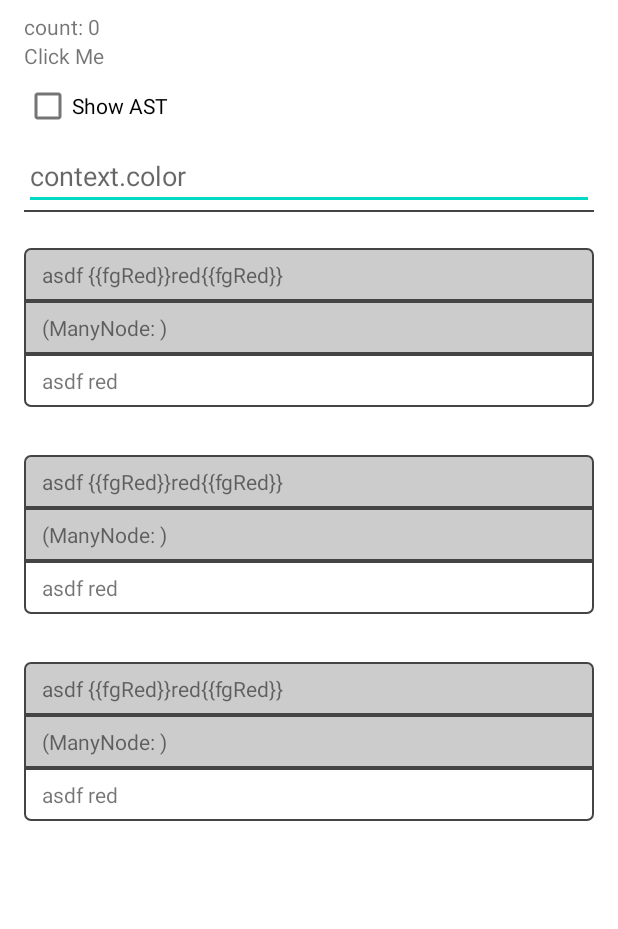
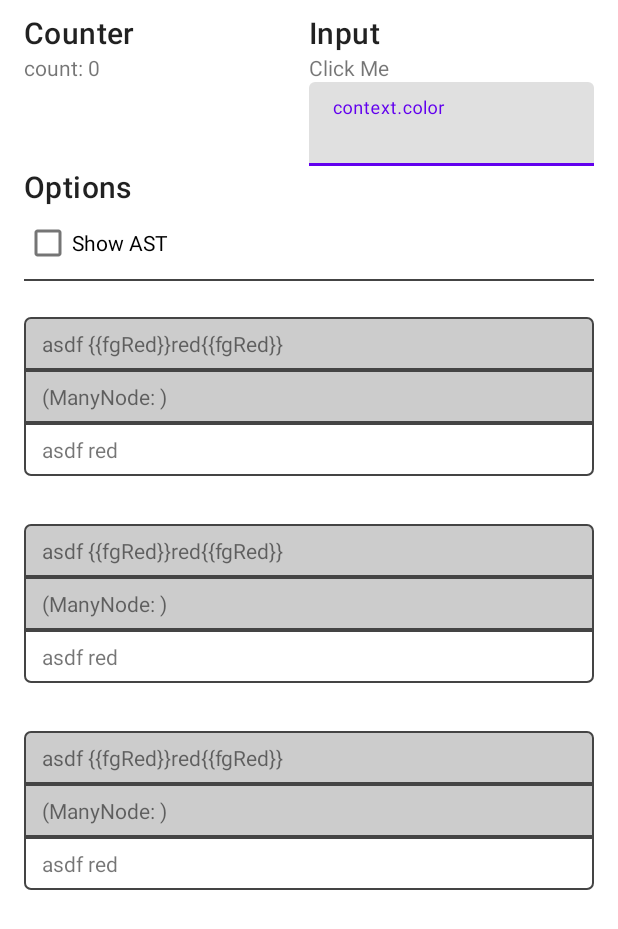
Before and after one commit to copper-leaf/thistle, an Android app: the layout main_fragment.xml on its own in the app's theme, with its tools: preview values and no code run, on a phone screen of 412 x 824 dp. Shown: the top 929 px of the screen. Run offline under Robolectric (Android 15) with nearby library versions, the phone set to English and light mode, and no system bars.

Commit message:
Adds context variable interpolation

```diff
--- a/app/src/main/java/com/copperleaf/thistle/app/ui/main/ExampleAdapter.kt
+++ b/app/src/main/java/com/copperleaf/thistle/app/ui/main/ExampleAdapter.kt
@@ -10,6 +10,7 @@ import kotlin.time.ExperimentalTime
 
 @ExperimentalStdlibApi
 @ExperimentalTime
+@ExperimentalUnsignedTypes
 class ExampleAdapter(
     private var state: MainViewModel.State
 ) : RecyclerView.Adapter<ExampleAdapter.ViewHolder>() {
--- a/app/src/main/java/com/copperleaf/thistle/app/ui/main/InputCache.kt
+++ b/app/src/main/java/com/copperleaf/thistle/app/ui/main/InputCache.kt
@@ -10,6 +10,7 @@ import kotlin.time.measureTime
 
 @ExperimentalStdlibApi
 @ExperimentalTime
+@ExperimentalUnsignedTypes
 data class InputCache(
     val text: String,
     val rootNode: Node,
--- a/app/src/main/res/layout/main_fragment.xml
+++ b/app/src/main/res/layout/main_fragment.xml
@@ -21,31 +21,74 @@
         android:paddingBottom="8dp"
         >
 
+        <LinearLayout
+            android:layout_width="match_parent"
+            android:layout_height="wrap_content"
+            android:orientation="horizontal"
+            android:weightSum="2">
+
+            <LinearLayout
+                android:layout_width="match_parent"
+                android:layout_height="wrap_content"
+                android:orientation="vertical"
+                android:layout_weight="1"
+                >
+                <TextView
+                    style="@style/TextAppearance.MaterialComponents.Headline6"
+                    android:layout_width="match_parent"
+                    android:layout_height="wrap_content"
+                    android:text="Counter"
+                    />
                 <TextView
                     android:id="@+id/tvCounter"
                     android:layout_width="match_parent"
                     android:layout_height="wrap_content"
                     android:text="count: 0"
                     />
+            </LinearLayout>
+            <LinearLayout
+                android:layout_width="match_parent"
+                android:layout_height="wrap_content"
+                android:orientation="vertical"
+                android:layout_weight="1">
                 <TextView
-            android:id="@+id/clickMe"
+                    style="@style/TextAppearance.MaterialComponents.Headline6"
+                    android:layout_width="match_parent"
+                    android:layout_height="wrap_content"
+                    android:text="Input"
+                    />
+                <TextView
+                    android:id="@+id/tvColor"
                     android:layout_width="match_parent"
                     android:layout_height="wrap_content"
                     android:text="Click Me"
                     />
+                <com.google.android.material.textfield.TextInputLayout
+                    android:layout_width="match_parent"
+                    android:layout_height="wrap_content">
+                    <com.google.android.material.textfield.TextInputEditText
+                        android:id="@+id/etContextColor"
+                        android:layout_width="match_parent"
+                        android:layout_height="wrap_content"
+                        android:hint="context.color"/>
+                </com.google.android.material.textfield.TextInputLayout>
+            </LinearLayout>
+        </LinearLayout>
 
+
+
+        <TextView
+            style="@style/TextAppearance.MaterialComponents.Headline6"
+            android:layout_width="match_parent"
+            android:layout_height="wrap_content"
+            android:text="Options"
+            />
         <CheckBox
             android:id="@+id/cbShowAst"
             android:layout_width="match_parent"
             android:layout_height="wrap_content"
             android:text="Show AST"
             />
-
-        <EditText
-            android:id="@+id/etContextColor"
-            android:layout_width="match_parent"
-            android:layout_height="wrap_content"
-            android:hint="context.color"/>
 
         <View
             android:layout_width="match_parent"
--- a/thistle-core/src/commonMain/kotlin/com.copperleaf.thistle/parser/ThistleSyntax.kt
+++ b/thistle-core/src/commonMain/kotlin/com.copperleaf.thistle/parser/ThistleSyntax.kt
@@ -2,6 +2,8 @@ package com.copperleaf.thistle.parser
 
 import com.copperleaf.kudzu.node.Node
 import com.copperleaf.kudzu.parser.Parser
+import com.copperleaf.kudzu.parser.tag.TagBuilder
+import com.copperleaf.thistle.node.ThistleInterpolateNode
 import com.copperleaf.thistle.node.ThistleTagStartNode
 
 @ExperimentalStdlibApi
@@ -11,8 +13,10 @@ interface ThistleSyntax {
 
     fun tagEnd(tagName: String): Parser<Node>
 
+    fun interpolate(): Parser<ThistleInterpolateNode>
+
     companion object {
-        fun builder(block: ThistleSyntaxBuilder.() -> Unit = {}): List<ThistleTagBuilder> {
+        fun builder(block: ThistleSyntaxBuilder.() -> Unit = {}): Pair<TagBuilder<*>, List<ThistleTagBuilder>> {
             return ThistleSyntaxBuilder().apply(block).build()
         }
     }
```
Also changed, not shown: app/src/main/java/com/copperleaf/thistle/app/ui/main/MainFragment.kt (+12 -6 lines), app/src/main/java/com/copperleaf/thistle/app/ui/main/MainViewModel.kt (+22 -8 lines), app/src/main/java/com/copperleaf/thistle/app/ui/main/MainViewModelFactory.kt (+27 -3 lines), thistle-core/src/commonMain/kotlin/com.copperleaf.thistle/node/ThistleInterpolateNode.kt (added, +22 -0 lines), thistle-core/src/commonMain/kotlin/com.copperleaf.thistle/parser/DefaultThistleSyntax.kt (+22 -0 lines), thistle-core/src/commonMain/kotlin/com.copperleaf.thistle/parser/ThistleParser.kt (+5 -2 lines), thistle-core/src/commonMain/kotlin/com.copperleaf.thistle/parser/ThistleSyntaxBuilder.kt (+31 -2 lines), thistle-core/src/commonMain/kotlin/com.copperleaf.thistle/renderer/ThistleRenderer.kt (+16 -7 lines), 1 other file. Lines whose indentation alone changed are shown as unchanged.
